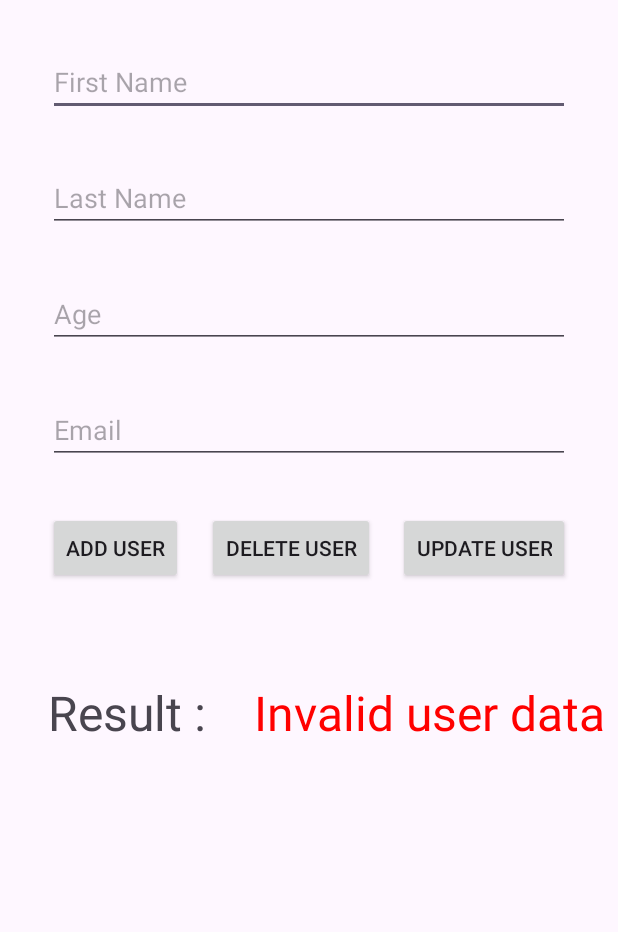
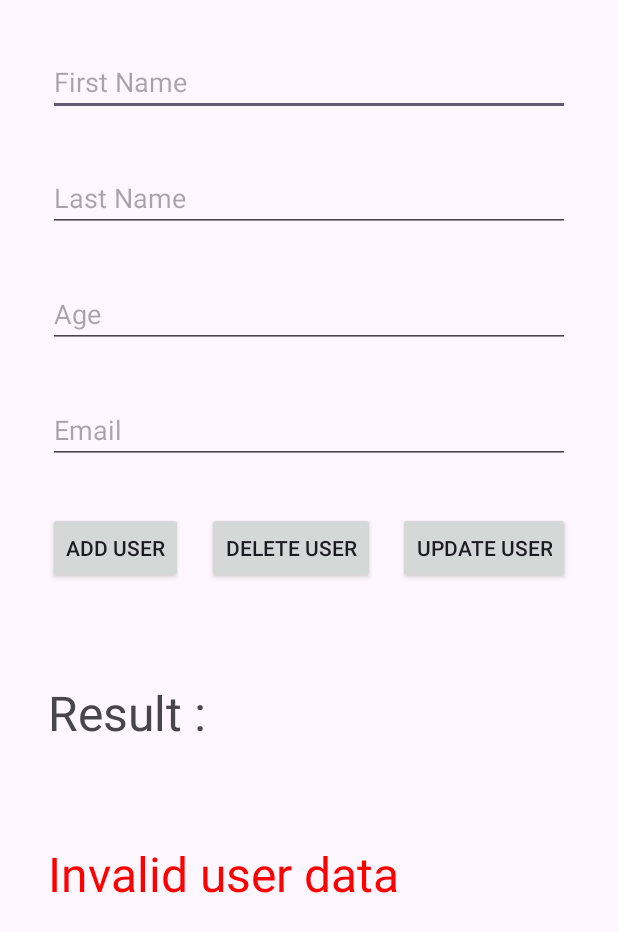
Before and after one commit to WikoCode/homework20, an Android app: the screen it shows after launch (MainActivity), after a tap on "ADD USER", on a phone screen of 412 x 824 dp. Shown: the top 932 px of the screen. Run offline under Robolectric (Android 15) with nearby library versions, the phone set to English and light mode, and no system bars; our stand-ins replace Dagger/Hilt's generated code, Room's generated code.

Commit message:
fixed errors

```diff
--- a/app/src/main/java/com/example/homework20/App.kt
+++ b/app/src/main/java/com/example/homework20/App.kt
@@ -1,5 +1,7 @@
 package com.example.homework20
 
 import android.app.Application
+import dagger.hilt.android.HiltAndroidApp
 
+@HiltAndroidApp
 class App : Application()
--- a/app/src/main/java/com/example/homework20/domain/usecase/EmailValidatorUseCase.kt
+++ b/app/src/main/java/com/example/homework20/domain/usecase/EmailValidatorUseCase.kt
@@ -1,6 +1,8 @@
 package com.example.homework20.domain.usecase
 
-class EmailValidatorUseCase {
+import javax.inject.Inject
+
+class EmailValidatorUseCase @Inject constructor() {
     fun isValidEmail(email: String): Boolean {
         val emailRegex = Regex("[a-zA-Z0-9._-]+@[a-zA-Z0-9.-]+\\.[a-zA-Z]{2,4}")
         return emailRegex.matches(email)
--- a/app/src/main/java/com/example/homework20/domain/usecase/FieldsValidatorUseCase.kt
+++ b/app/src/main/java/com/example/homework20/domain/usecase/FieldsValidatorUseCase.kt
@@ -1,6 +1,8 @@
 package com.example.homework20.domain.usecase
 
-class FieldsValidatorUseCase {
+import javax.inject.Inject
+
+class FieldsValidatorUseCase @Inject constructor() {
     fun areValidFields(vararg fields: String): Boolean {
         return fields.all { it.isNotEmpty() }
     }
--- a/app/src/main/res/layout/fragment_main.xml
+++ b/app/src/main/res/layout/fragment_main.xml
@@ -102,8 +102,8 @@
         android:layout_marginStart="32dp"
         android:layout_marginTop="64dp"
         android:textSize="32sp"
-        app:layout_constraintLeft_toRightOf="@id/tvSmthn"
-        app:layout_constraintTop_toBottomOf="@+id/btnDeleteUser" />
+        app:layout_constraintStart_toStartOf="parent"
+        app:layout_constraintTop_toBottomOf="@+id/tvSmthn" />
 
 
 </androidx.constraintlayout.widget.ConstraintLayout>
```
